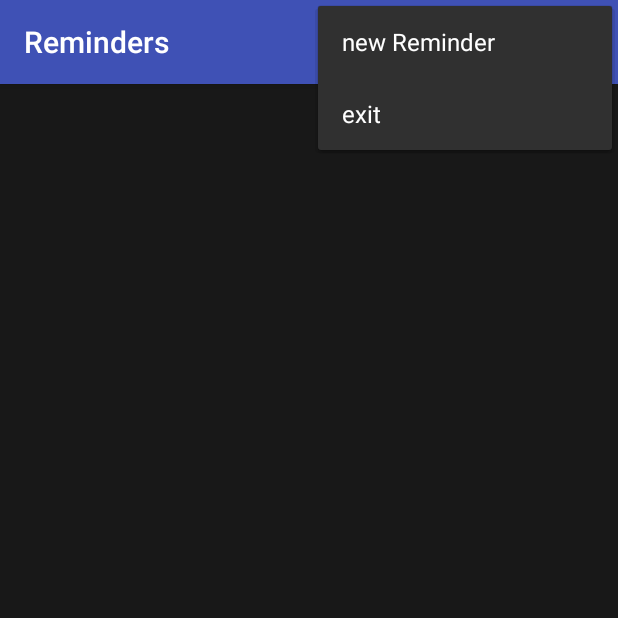
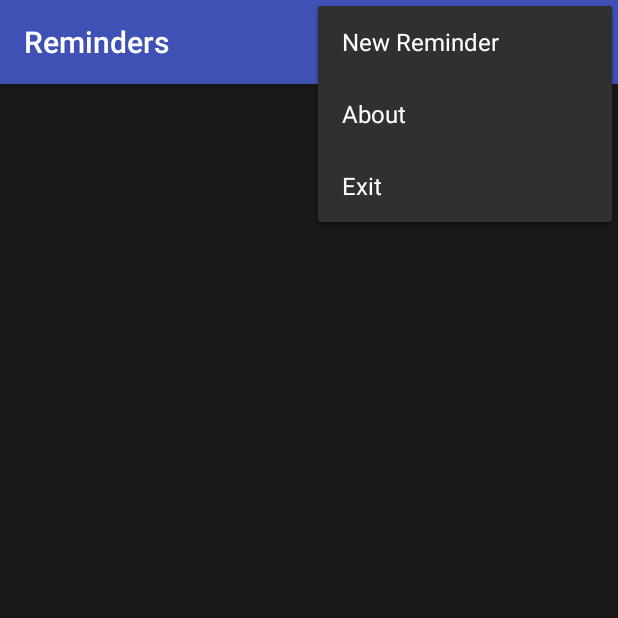
Before and after one commit to jetan9/Reminder, an Android app: the screen it shows after launch (RemindersActivity), with the options menu open, on a phone screen of 412 x 824 dp, the top half of it. Run offline under Robolectric (Android 15) with nearby library versions, the phone set to English and light mode, and no system bars.

Commit message:
Adds an About screen.

```diff
--- a/app/src/main/res/menu/menu_reminders.xml
+++ b/app/src/main/res/menu/menu_reminders.xml
@@ -7,8 +7,12 @@
           android:title="@string/new_reminder"
           android:orderInCategory="100"
           app:showAsAction="never" />
+    <item android:id="@+id/action_about"
+          android:title="@string/about"
+          android:orderInCategory="200"
+          app:showAsAction="never" />
     <item android:id="@+id/action_exit"
           android:title="@string/exit"
-          android:orderInCategory="200"
+          android:orderInCategory="300"
           app:showAsAction="never" />
 </menu>
--- a/app/src/main/res/values/strings.xml
+++ b/app/src/main/res/values/strings.xml
@@ -1,5 +1,6 @@
 <resources>
     <string name="app_name">Reminders</string>
-    <string name="new_reminder">new Reminder</string>
-    <string name="exit">exit</string>
+    <string name="new_reminder">New Reminder</string>
+    <string name="exit">Exit</string>
+    <string name="about">About</string>
 </resources>
```
Also changed, not shown: app/src/main/res/layout/dialog_about.xml (added, +33 -0 lines).
